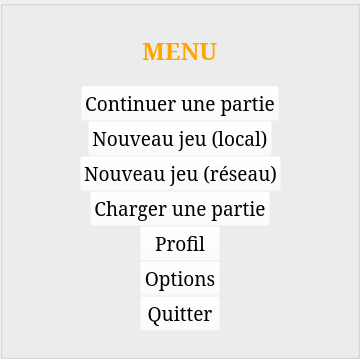
Old version of the form StreetCar/StreetCar/MainMenu.ui in the repository paboccard/Projet_Prog_Jeu.
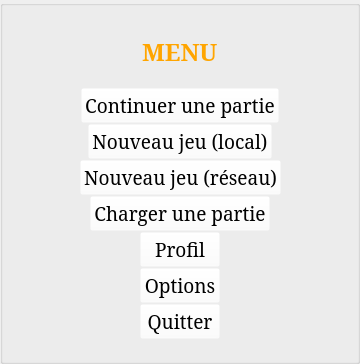
New version of the form. Icons and pictures are not drawn.

Patch:
```diff
--- a/StreetCar/StreetCar/MainMenu.ui
+++ b/StreetCar/StreetCar/MainMenu.ui
@@ -7,7 +7,7 @@
     <x>0</x>
     <y>0</y>
     <width>360</width>
-    <height>359</height>
+    <height>364</height>
    </rect>
   </property>
   <property name="windowTitle">
@@ -48,7 +48,13 @@
 
 QPushButton {
 	background-color: rgba(255, 255, 255, 0);
-}</string>
+}
+
+QPushButton:hover {
+	background-color:rgba(255, 0, 0, 50);;
+}
+
+</string>
      </property>
      <property name="title">
       <string/>
@@ -191,8 +197,8 @@
           </property>
           <property name="iconSize">
            <size>
-            <width>16</width>
-            <height>16</height>
+            <width>80</width>
+            <height>30</height>
            </size>
           </property>
          </widget>
@@ -254,6 +260,12 @@
            <iconset>
             <normaloff>:/images/trainButton</normaloff>:/images/trainButton</iconset>
           </property>
+          <property name="iconSize">
+           <size>
+            <width>80</width>
+            <height>30</height>
+           </size>
+          </property>
          </widget>
         </item>
         <item>
@@ -306,6 +318,12 @@
           <property name="text">
            <string>Nouveau jeu (réseau)</string>
           </property>
+          <property name="iconSize">
+           <size>
+            <width>80</width>
+            <height>30</height>
+           </size>
+          </property>
          </widget>
         </item>
         <item>
@@ -358,6 +376,12 @@
           <property name="text">
            <string>Charger une partie</string>
           </property>
+          <property name="iconSize">
+           <size>
+            <width>80</width>
+            <height>30</height>
+           </size>
+          </property>
          </widget>
         </item>
         <item>
@@ -410,6 +434,12 @@
           <property name="text">
            <string>Profil</string>
           </property>
+          <property name="iconSize">
+           <size>
+            <width>80</width>
+            <height>30</height>
+           </size>
+          </property>
          </widget>
         </item>
         <item>
```
Left out of the diff: 11 changed lines with no effect on the pictures.
